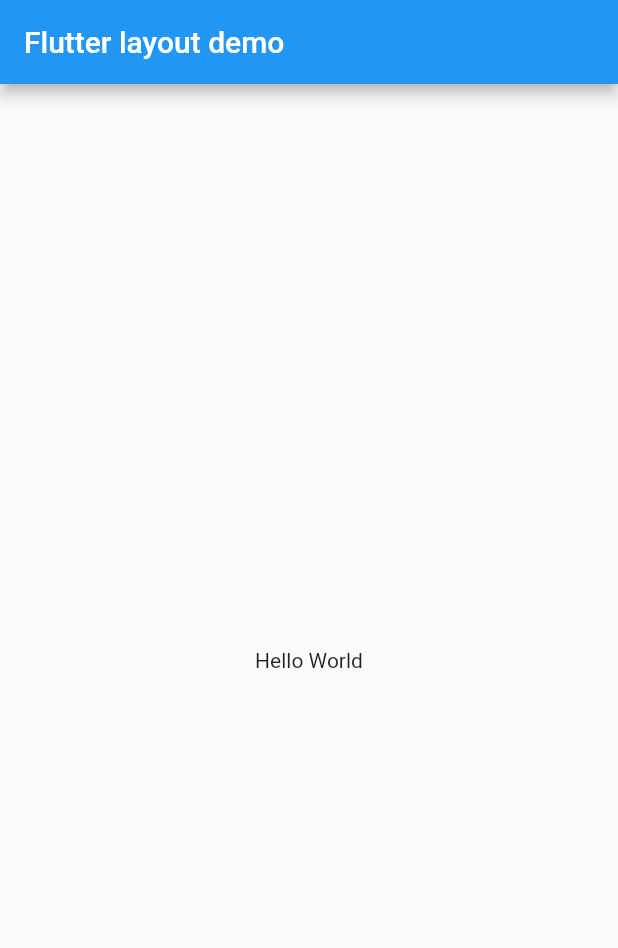
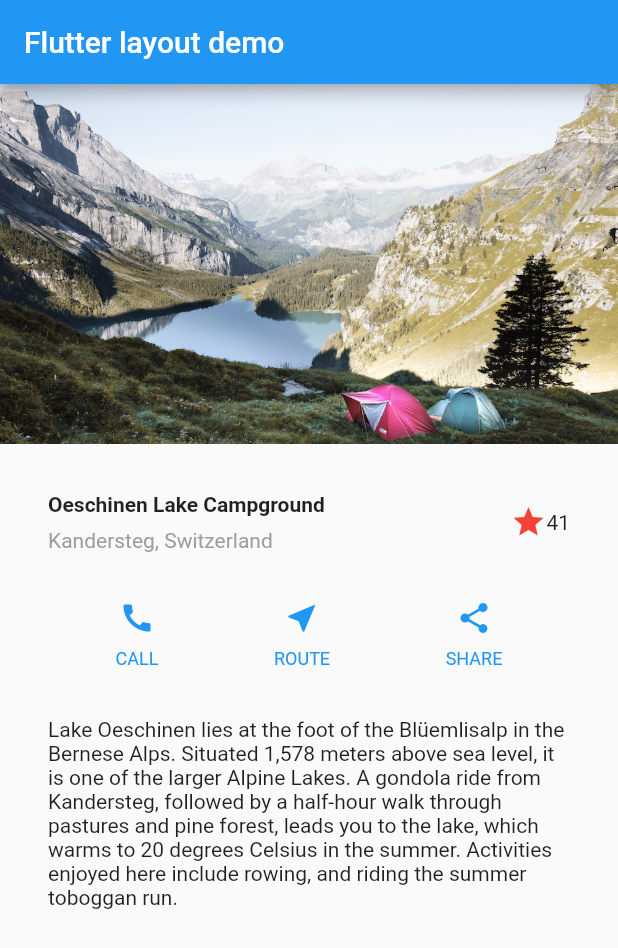
Before and after one commit to steadev/order-management, a Flutter app: the screen it shows after launch, on a phone screen of 412 x 824 dp. Shown: the top 948 px of the screen. Run offline on Flutter 3.47's test engine with Material 2 defaults, Android fonts, the phone set to English and light mode, and no system bars.

Commit message:
feat: flutter layout tutorial

```diff
--- a/lib/main.dart
+++ b/lib/main.dart
@@ -7,16 +7,109 @@
 
   @override
   Widget build(BuildContext context) {
+    Widget titleSection = Container(
+      padding: const EdgeInsets.all(32),
+      child: Row(
+        children: [
+          Expanded(
+            /*1*/
+            child: Column(
+              crossAxisAlignment: CrossAxisAlignment.start,
+              children: [
+                /*2*/
+                Container(
+                  padding: const EdgeInsets.only(bottom: 8),
+                  child: const Text(
+                    'Oeschinen Lake Campground',
+                    style: TextStyle(
+                      fontWeight: FontWeight.bold,
+                    ),
+                  ),
+                ),
+                Text(
+                  'Kandersteg, Switzerland',
+                  style: TextStyle(
+                    color: Colors.grey[500],
+                  ),
+                ),
+              ],
+            ),
+          ),
+          /*3*/
+          Icon(
+            Icons.star,
+            color: Colors.red[500],
+          ),
+          const Text('41'),
+        ],
+      ),
+    );
+
+    Color color = Theme.of(context).primaryColor;
+
+    Widget buttonSection = Row(
+      mainAxisAlignment: MainAxisAlignment.spaceEvenly,
+      children: [
+        _buildButtonColumn(color, Icons.call, 'CALL'),
+        _buildButtonColumn(color, Icons.near_me, 'ROUTE'),
+        _buildButtonColumn(color, Icons.share, 'SHARE'),
+      ],
+    );
+
+    Widget textSection = const Padding(
+      padding: EdgeInsets.all(32),
+      child: Text(
+        'Lake Oeschinen lies at the foot of the Blüemlisalp in the Bernese '
+        'Alps. Situated 1,578 meters above sea level, it is one of the '
+        'larger Alpine Lakes. A gondola ride from Kandersteg, followed by a '
+        'half-hour walk through pastures and pine forest, leads you to the '
+        'lake, which warms to 20 degrees Celsius in the summer. Activities '
+        'enjoyed here include rowing, and riding the summer toboggan run.',
+        softWrap: true,
+      ),
+    );
+
     return MaterialApp(
       title: 'Flutter layout demo',
       home: Scaffold(
         appBar: AppBar(
           title: const Text('Flutter layout demo'),
         ),
-        body: const Center(
-          child: Text('Hello World'),
+        body: ListView(
+          children: [
+            Image.asset(
+              'images/lake.jpg',
+              width: 600,
+              height: 240,
+              fit: BoxFit.cover,
+            ),
+            titleSection,
+            buttonSection,
+            textSection
+          ],
         ),
       ),
     );
   }
+
+  Column _buildButtonColumn(Color color, IconData icon, String label) {
+    return Column(
+      mainAxisSize: MainAxisSize.min,
+      mainAxisAlignment: MainAxisAlignment.center,
+      children: [
+        Icon(icon, color: color),
+        Container(
+          margin: const EdgeInsets.only(top: 8),
+          child: Text(
+            label,
+            style: TextStyle(
+              fontSize: 12,
+              fontWeight: FontWeight.w400,
+              color: color,
+            ),
+          ),
+        ),
+      ],
+    );
+  }
 }
```
Also changed, not shown: pubspec.yaml (+4 -4 lines), images/lake.jpg (added).
